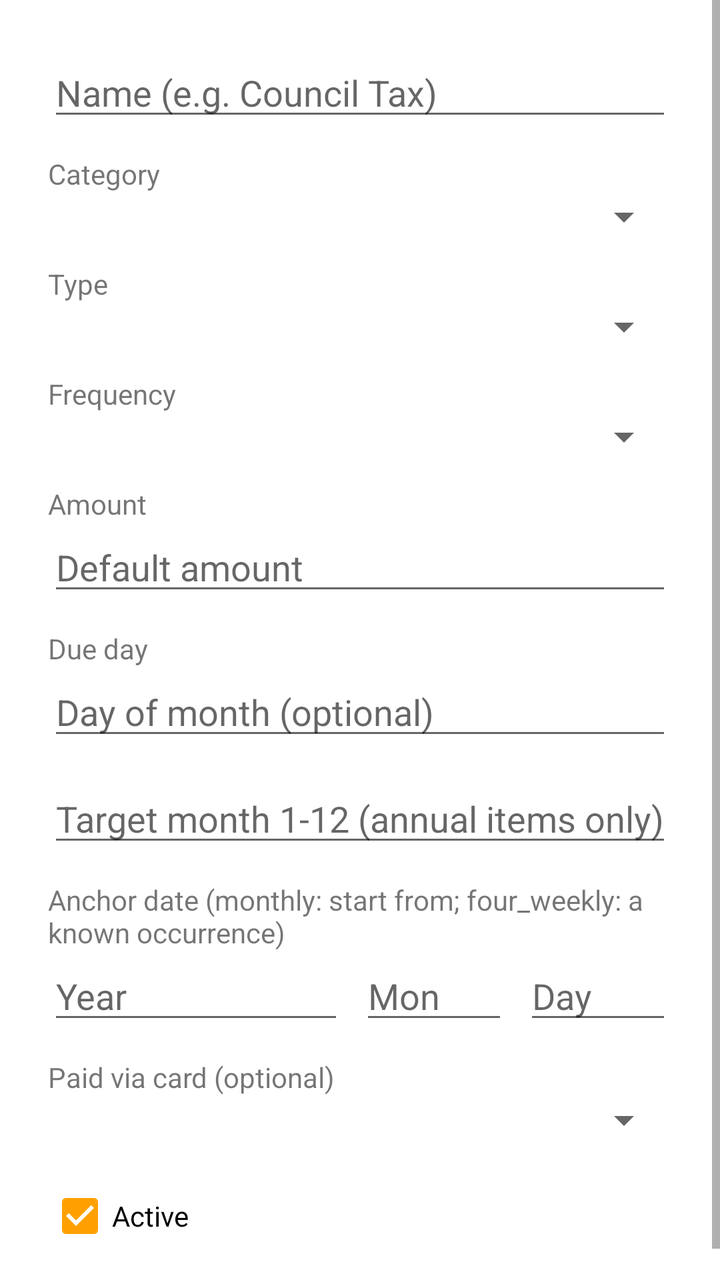
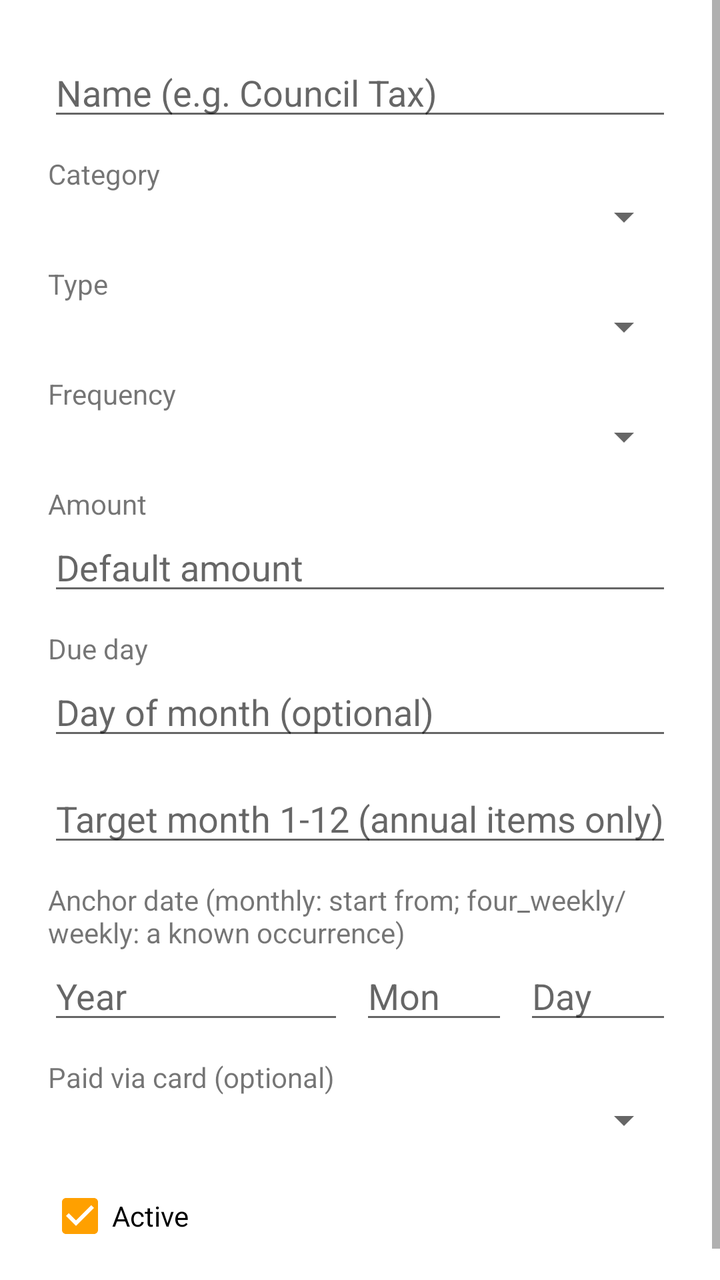

The first picture is an Android layout as it rendered before a commit; the second is the same layout after the commit. The layout source and the unified diff follow.
<!-- AndroidManifest.xml: application theme Theme.Cashflow -->
<!-- res/layout/dialog_edit_recurring_item.xml -->
<?xml version="1.0" encoding="utf-8"?>
<ScrollView xmlns:android="http://schemas.android.com/apk/res/android"
    android:layout_width="match_parent"
    android:layout_height="wrap_content">

    <LinearLayout
        android:layout_width="match_parent"
        android:layout_height="wrap_content"
        android:orientation="vertical"
        android:padding="24dp">

        <EditText
            android:id="@+id/inputName"
            android:layout_width="match_parent"
            android:layout_height="wrap_content"
            android:hint="Name (e.g. Council Tax)"
            android:inputType="text" />

        <TextView
            android:layout_width="wrap_content"
            android:layout_height="wrap_content"
            android:layout_marginTop="12dp"
            android:text="Category" />
        <Spinner
            android:id="@+id/spinnerCategory"
            android:layout_width="match_parent"
            android:layout_height="wrap_content" />

        <TextView
            android:layout_width="wrap_content"
            android:layout_height="wrap_content"
            android:layout_marginTop="12dp"
            android:text="Type" />
        <Spinner
            android:id="@+id/spinnerItemType"
            android:layout_width="match_parent"
            android:layout_height="wrap_content" />

        <TextView
            android:layout_width="wrap_content"
            android:layout_height="wrap_content"
            android:layout_marginTop="12dp"
            android:text="Frequency" />
        <Spinner
            android:id="@+id/spinnerFrequency"
            android:layout_width="match_parent"
            android:layout_height="wrap_content" />

        <TextView
            android:layout_width="wrap_content"
            android:layout_height="wrap_content"
            android:layout_marginTop="12dp"
            android:text="Amount" />
        <EditText
            android:id="@+id/inputAmount"
            android:layout_width="match_parent"
            android:layout_height="wrap_content"
            android:hint="Default amount"
            android:inputType="numberDecimal" />

        <TextView
            android:layout_width="wrap_content"
            android:layout_height="wrap_content"
            android:layout_marginTop="12dp"
            android:text="Due day" />
        <EditText
            android:id="@+id/inputDueDay"
            android:layout_width="match_parent"
            android:layout_height="wrap_content"
            android:hint="Day of month (optional)"
            android:inputType="number"
            android:maxLength="2" />

        <EditText
            android:id="@+id/inputTargetMonth"
            android:layout_width="match_parent"
            android:layout_height="wrap_content"
            android:layout_marginTop="12dp"
            android:hint="Target month 1-12 (annual items only)"
            android:inputType="number"
            android:maxLength="2" />

        <TextView
            android:layout_width="wrap_content"
            android:layout_height="wrap_content"
            android:layout_marginTop="12dp"
            android:text="Anchor date (monthly: start from; four_weekly: a known occurrence)" />
        <LinearLayout
            android:layout_width="match_parent"
            android:layout_height="wrap_content"
            android:orientation="horizontal">
            <EditText
                android:id="@+id/inputStartYear"
                android:layout_width="0dp"
                android:layout_height="wrap_content"
                android:layout_weight="2"
                android:hint="Year"
                android:inputType="number"
                android:maxLength="4" />
            <EditText
                android:id="@+id/inputStartMonth"
                android:layout_width="0dp"
                android:layout_height="wrap_content"
                android:layout_weight="1"
                android:layout_marginStart="8dp"
                android:hint="Mon"
                android:inputType="number"
                android:maxLength="2" />
            <EditText
                android:id="@+id/inputStartDay"
                android:layout_width="0dp"
                android:layout_height="wrap_content"
                android:layout_weight="1"
                android:layout_marginStart="8dp"
                android:hint="Day"
                android:inputType="number"
                android:maxLength="2" />
        </LinearLayout>

        <TextView
            android:layout_width="wrap_content"
            android:layout_height="wrap_content"
            android:layout_marginTop="12dp"
            android:text="Paid via card (optional)" />
        <Spinner
            android:id="@+id/spinnerCreditCard"
            android:layout_width="match_parent"
            android:layout_height="wrap_content" />

        <CheckBox
            android:id="@+id/checkActive"
            android:layout_width="match_parent"
            android:layout_height="wrap_content"
            android:layout_marginTop="12dp"
            android:text="Active"
            android:checked="true" />

    </LinearLayout>
</ScrollView>
<!-- resources referenced by this layout -->
<resources>
  <style name="Theme.Cashflow" parent="Theme.MaterialComponents.DayNight.NoActionBar">
          <item name="colorPrimary">@color/colorPrimary</item>
          <item name="colorPrimaryVariant">@color/colorPrimaryVariant</item>
          <item name="colorOnPrimary">@color/colorOnPrimary</item>
          <item name="colorSecondary">@color/colorSecondary</item>
          <item name="colorOnSecondary">@color/colorOnSecondary</item>
          <item name="android:statusBarColor">?attr/colorPrimaryVariant</item>
      </style>
  <color name="colorPrimary">#FF1B5E20</color>
  <color name="colorPrimaryVariant">#FF003D00</color>
  <color name="colorOnPrimary">#FFFFFFFF</color>
  <color name="colorSecondary">#FFFFA000</color>
  <color name="colorOnSecondary">#FF000000</color>
</resources>

<!-- the commit's change to res/layout/dialog_edit_recurring_item.xml (unified diff, before → after) -->
@@ -84,7 +84,7 @@
             android:layout_width="wrap_content"
             android:layout_height="wrap_content"
             android:layout_marginTop="12dp"
-            android:text="Anchor date (monthly: start from; four_weekly: a known occurrence)" />
+            android:text="Anchor date (monthly: start from; four_weekly/weekly: a known occurrence)" />
         <LinearLayout
             android:layout_width="match_parent"
             android:layout_height="wrap_content"
